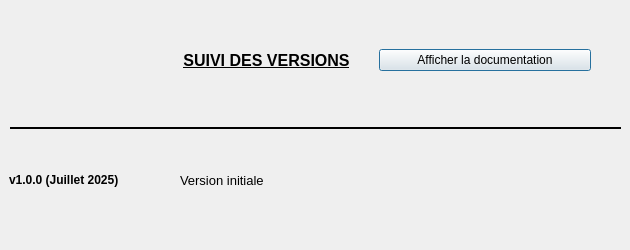
Qt form aproposde.ui (IGNF/assistant-complexe-qgis-plugin) before a commit.
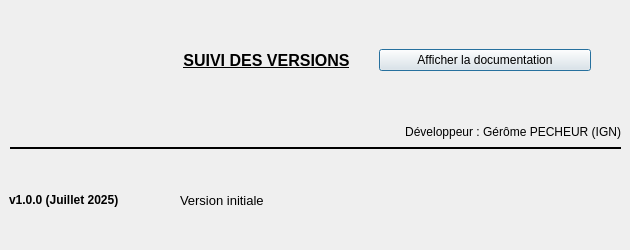
The same form after that commit. Icons and pictures are not drawn.

```diff
--- a/aproposde.ui
+++ b/aproposde.ui
@@ -76,7 +76,7 @@
    <property name="geometry">
     <rect>
      <x>10</x>
-     <y>120</y>
+     <y>140</y>
      <width>611</width>
      <height>16</height>
     </rect>
@@ -95,7 +95,7 @@
    <property name="geometry">
     <rect>
      <x>9</x>
-     <y>140</y>
+     <y>160</y>
      <width>161</width>
      <height>81</height>
     </rect>
@@ -114,7 +114,7 @@
    <property name="geometry">
     <rect>
      <x>180</x>
-     <y>140</y>
+     <y>160</y>
      <width>441</width>
      <height>81</height>
     </rect>
@@ -148,6 +148,22 @@
     <bool>true</bool>
    </property>
   </widget>
+  <widget class="QLabel" name="label_3">
+   <property name="geometry">
+    <rect>
+     <x>370</x>
+     <y>124</y>
+     <width>251</width>
+     <height>16</height>
+    </rect>
+   </property>
+   <property name="text">
+    <string>Développeur : Gérôme PECHEUR (IGN)</string>
+   </property>
+   <property name="alignment">
+    <set>Qt::AlignRight|Qt::AlignTrailing|Qt::AlignVCenter</set>
+   </property>
+  </widget>
  </widget>
  <resources/>
  <connections/>
```
